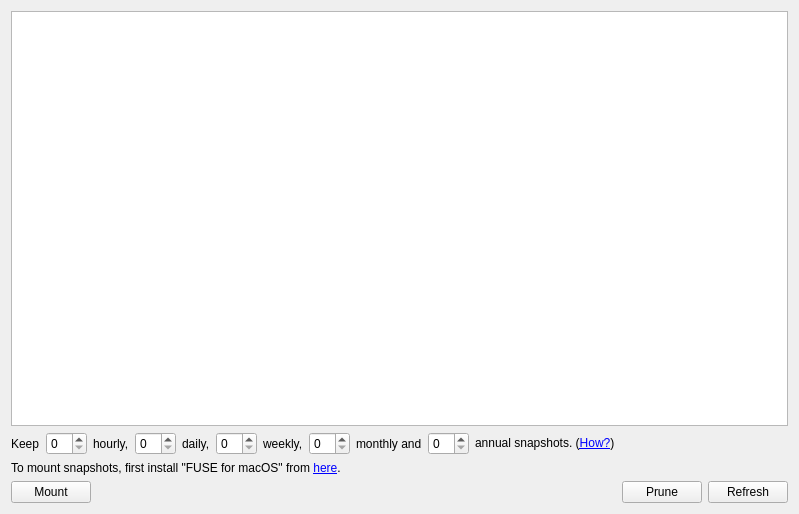
Old version of the form src/vorta/assets/UI/snapshottab.ui in the repository borgbase/vorta.
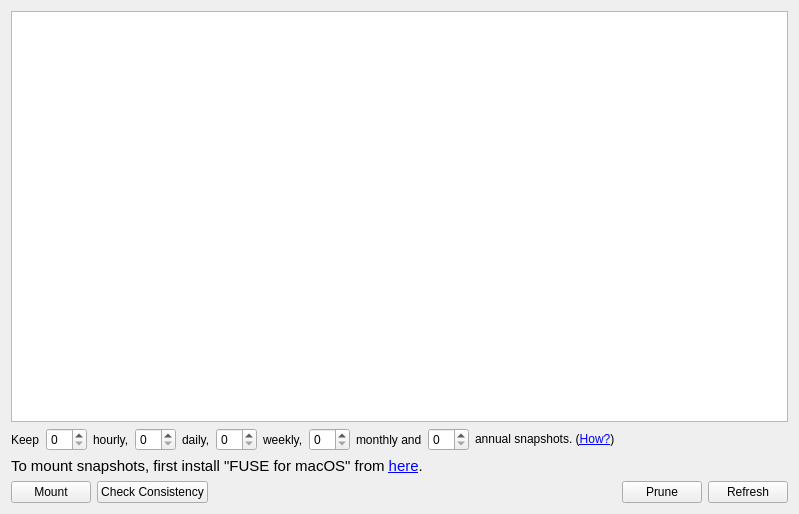
New version of the form. Icons and pictures are not drawn.

Diff of the .ui file:
```diff
--- a/src/vorta/assets/UI/snapshottab.ui
+++ b/src/vorta/assets/UI/snapshottab.ui
@@ -132,6 +132,11 @@
      <property name="enabled">
       <bool>true</bool>
      </property>
+     <property name="font">
+      <font>
+       <pointsize>11</pointsize>
+      </font>
+     </property>
      <property name="text">
       <string>&lt;html&gt;&lt;head/&gt;&lt;body&gt;&lt;p&gt;To mount snapshots, first install &amp;quot;FUSE for macOS&amp;quot; from &lt;a href=&quot;https://osxfuse.github.io/&quot;&gt;&lt;span style=&quot; text-decoration: underline; color:#0000ff;&quot;&gt;here&lt;/span&gt;&lt;/a&gt;.&lt;/p&gt;&lt;/body&gt;&lt;/html&gt;</string>
      </property>
@@ -150,6 +155,21 @@
        <property name="text">
         <string>Mount</string>
        </property>
+       <property name="icon">
+        <iconset resource="../icons/collection.qrc">
+         <normaloff>:/icons/folder-open.svg</normaloff>:/icons/folder-open.svg</iconset>
+       </property>
+      </widget>
+     </item>
+     <item>
+      <widget class="QPushButton" name="checkButton">
+       <property name="text">
+        <string>Check Consistency</string>
+       </property>
+       <property name="icon">
+        <iconset resource="../icons/collection.qrc">
+         <normaloff>:/icons/check-circle.svg</normaloff>:/icons/check-circle.svg</iconset>
+       </property>
       </widget>
      </item>
      <item>
```
Left out of the diff: 14 changed lines with no effect on the pictures.
